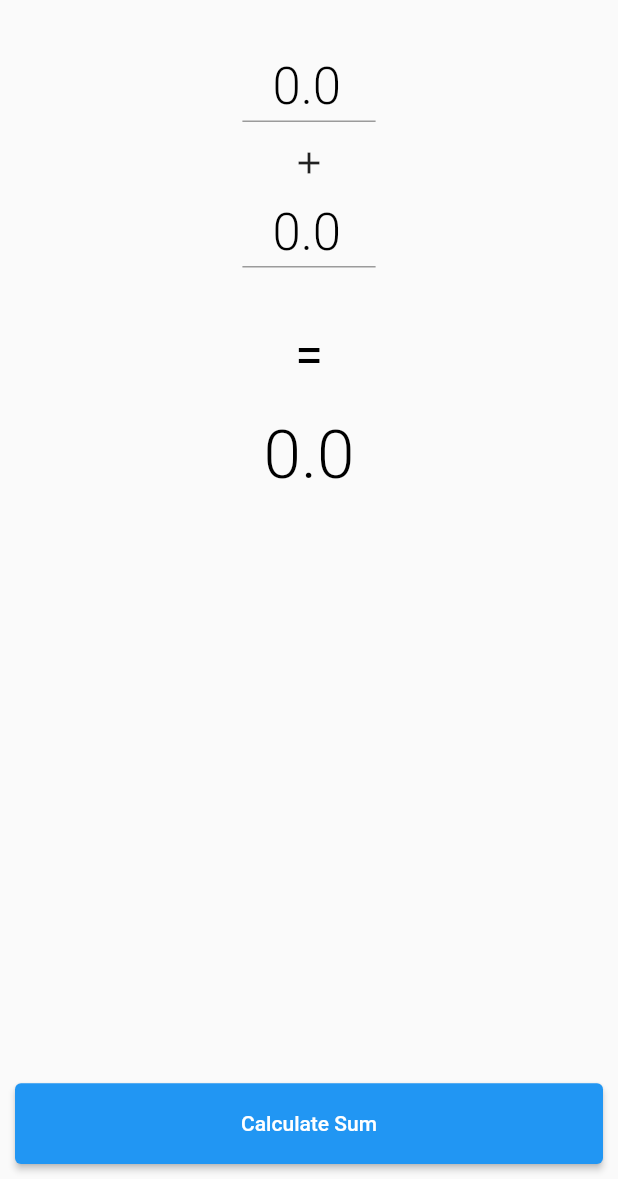
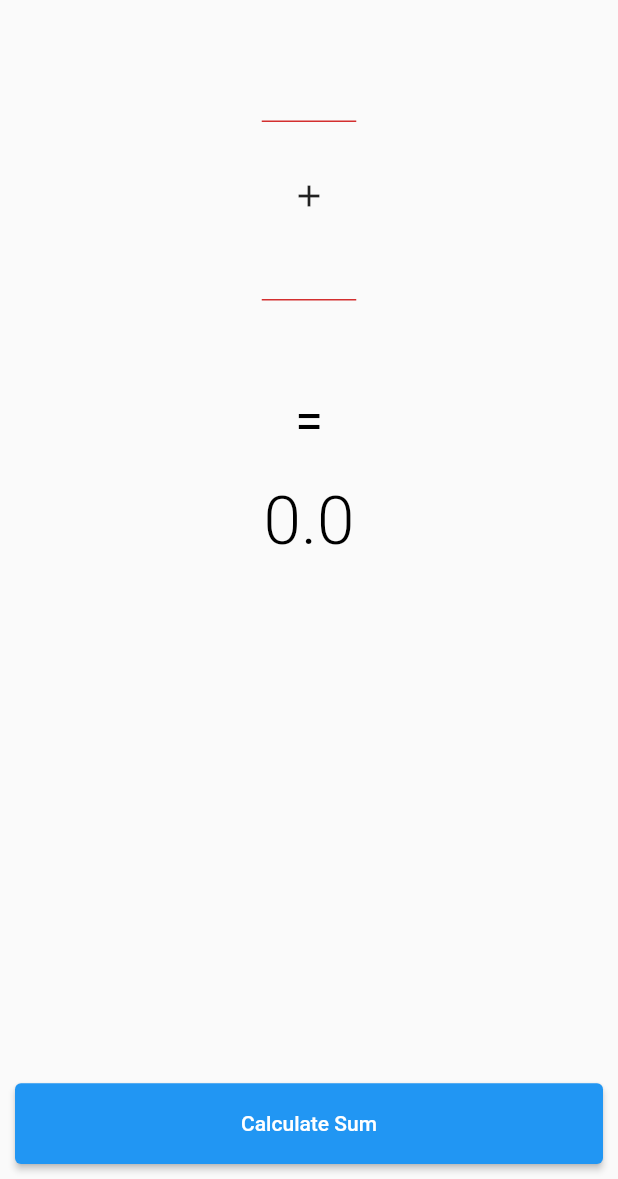
Before and after one commit to JoshGilliver/calculation_history_test, a Flutter app: the screen it shows after launch, after a tap on "Calculate Sum", on a phone screen of 412 x 824 dp, the part 57-1236 px from its top. Run offline on Flutter 3.47's test engine with Material 2 defaults, Android fonts, the phone set to English and light mode, and no system bars; our stand-ins replace bloc, dartz, equatable, flutter_bloc, flutter_colorpicker, get_it and 1 more; accounts and stored records are empty; generated files the repository leaves out were written again.

Commit message:
remove calculator textfields flex parents

```diff
--- a/lib/features/calculator/presentation/cubit/calculator_form_cubit.dart
+++ b/lib/features/calculator/presentation/cubit/calculator_form_cubit.dart
@@ -59,7 +59,7 @@ class CalculatorFormCubit extends Cubit<CalculatorFormState> {
 
   void saveFormState() {
     final formFields = this.state.formFields.map((key, value) =>
-        MapEntry<String, double>(key, double.tryParse(value.text) ?? 0.0));
+        MapEntry<String, double>(key, double.tryParse(value.text)));
 
     _saveCalculationFormState(formFields);
   }
--- a/lib/features/calculator/presentation/cubit/calculator_form_state.dart
+++ b/lib/features/calculator/presentation/cubit/calculator_form_state.dart
@@ -1,8 +1,8 @@
 part of 'calculator_form_cubit.dart';
 
 final Map<String, TextEditingController> defaultFormFields = {
-  'field_one': TextEditingController(text: '0.0'),
-  'field_two': TextEditingController(text: '0.0')
+  'field_one': TextEditingController(text: ''),
+  'field_two': TextEditingController(text: '')
 };
 
 abstract class CalculatorFormState extends Equatable {
--- a/lib/features/calculator/presentation/widgets/calculator_form.dart
+++ b/lib/features/calculator/presentation/widgets/calculator_form.dart
@@ -55,12 +55,20 @@ class _CalculatorFormState extends State<CalculatorForm>
                 child: Stack(
                   fit: StackFit.passthrough,
                   children: [
-                    ListView(
+                    Positioned(
+                      bottom: 10,
+                      top: 0,
+                      left: 0,
+                      right: 0,
+                      child: ListView(
                         children: [
                           Container(
                             height: height * 0.02,
                           ),
-                        Container(width: width, child: _buildFormFields(state)),
+                          Container(
+                            width: width,
+                            child: _buildFormFields(state),
+                          ),
                           Container(
                             height: height * 0.05,
                           ),
@@ -69,6 +77,7 @@ class _CalculatorFormState extends State<CalculatorForm>
                             height: height * 0.09,
                           ),
                         ],
+                      ),
                     ),
                     Positioned(
                         bottom: 10,
@@ -124,13 +133,12 @@ class _CalculatorFormState extends State<CalculatorForm>
         key: ValueKey(entry.key),
         textAlign: TextAlign.center,
         decoration: InputDecoration(
-            contentPadding: const EdgeInsets.symmetric(horizontal: 20)),
+            contentPadding: const EdgeInsets.symmetric(horizontal: 30)),
         style: Theme.of(context)
             .textTheme
             .headline4
             .copyWith(color: Colors.black, fontWeight: FontWeight.w300),
         keyboardType: TextInputType.numberWithOptions(decimal: true),
-        textInputAction: TextInputAction.next,
         validator: (value) {
           if (value == null || value.isEmpty) {
             return "Value required";
@@ -145,10 +153,9 @@ class _CalculatorFormState extends State<CalculatorForm>
       ));
 
       if (i == (state.formFields.entries.length - 1)) {
-        children.add(buildAdaptiveFlexParent(context, [textField]));
+        children.add(textField);
       } else {
-        children.add(buildAdaptiveFlexParent(
-          context,
+        children.addAll(
           [
             textField,
             Container(
@@ -156,7 +163,7 @@ class _CalculatorFormState extends State<CalculatorForm>
                     top: 15, bottom: 10, left: 15, right: 15),
                 child: Icon(Icons.add))
           ],
-        ));
+        );
       }
     }
 
@@ -198,6 +205,7 @@ class _CalculatorFormState extends State<CalculatorForm>
 Widget buildAdaptiveFlexParent(BuildContext context, List<Widget> children) =>
     MediaQuery.of(context).orientation == Orientation.portrait
         ? Column(
+            mainAxisAlignment: MainAxisAlignment.center,
             children: children,
           )
         : Row(
```
Lines whose indentation alone changed are shown as unchanged.
